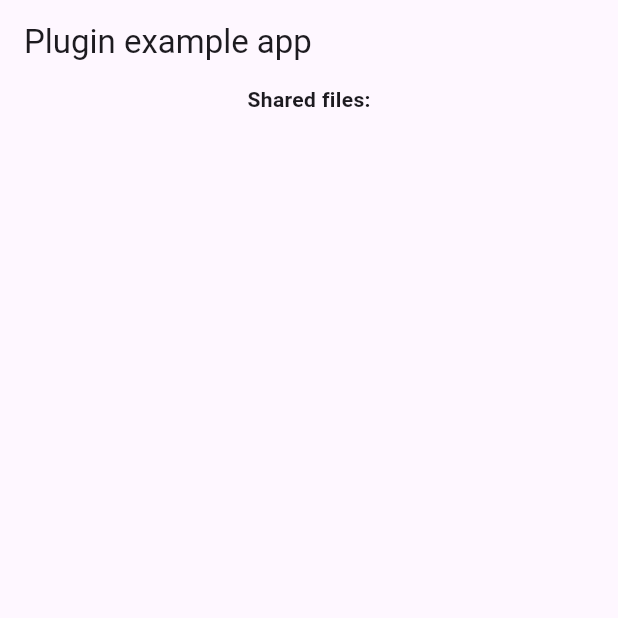
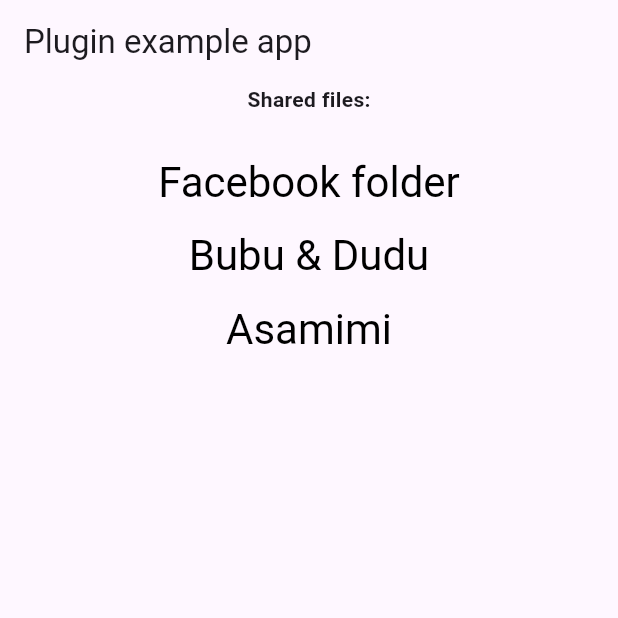
Before and after one commit to antanta/first_flutter_app, a Flutter app: the screen it shows after launch, on a phone screen of 412 x 824 dp, the top half of it. Run offline on Flutter 3.47's test engine with Material 3 defaults, Android fonts, the phone set to English and light mode, and no system bars; our stand-ins replace permission_handler; missing offline and left inert: receive_sharing_intent.

Commit message:
Content reciever

```diff
--- a/lib/content_reciever.dart
+++ b/lib/content_reciever.dart
@@ -1,6 +1,13 @@
+import 'dart:io';
+import 'dart:async';
+import 'dart:typed_data';
+
+import 'package:path/path.dart';
 import 'package:flutter/material.dart';
 import 'package:receive_sharing_intent/receive_sharing_intent.dart';
-import 'dart:async';
+
+import 'package:path_provider/path_provider.dart';
+import 'package:permission_handler/permission_handler.dart';
 
 class ContentReciever extends StatefulWidget {
   const ContentReciever({key}) : super(key: key);
@@ -15,20 +22,26 @@ class _ContentRecieverState extends State<ContentReciever> {
   late StreamSubscription _intentSub;
   final _sharedFiles = <SharedMediaFile>[];
 
+  // TODO add to enum or config
+  final String folder1 = "/storage/emulated/0/Pictures";
+  final String folder2 = "/storage/emulated/0/Pictures/BubuDudu";
+  final String folder3 = "/storage/emulated/0/Pictures/Asamimichan";
+
   @override
   void initState() {
     super.initState();
-
+    var f = folder1;
     // Listen to media sharing coming from outside the app while the app is in the memory.
-    _intentSub = ReceiveSharingIntent.instance.getMediaStream().listen((value) {
+    _intentSub = ReceiveSharingIntent.instance.getMediaStream().listen((value) async {
       setState(() {
         _sharedFiles.clear();
         _sharedFiles.addAll(value);
 
-        print(_sharedFiles.map((f) => f.toMap()));
+        // Tell the library that we are done processing the intent.
+        ReceiveSharingIntent.instance.reset();
       });
     }, onError: (err) {
-      print("getIntentDataStream error: $err");
+      print(err);
     });
 
     // Get the media sharing coming from outside the app while the app is closed.
@@ -36,7 +49,6 @@ class _ContentRecieverState extends State<ContentReciever> {
       setState(() {
         _sharedFiles.clear();
         _sharedFiles.addAll(value);
-        print(_sharedFiles.map((f) => f.toMap()));
 
         // Tell the library that we are done processing the intent.
         ReceiveSharingIntent.instance.reset();
@@ -44,9 +56,92 @@ class _ContentRecieverState extends State<ContentReciever> {
     });
   }
 
+  Future printPermissionStatus() async {
+    // You can request multiple permissions at once.
+    final Map<Permission, PermissionStatus> statuses = await [
+      Permission.manageExternalStorage,
+      Permission.photos
+    ].request();
+  }
+
+  Future<String> get _localPath async {
+
+    // getDownloadsDirectory()
+    // /storage/emulated/0/Android/data/com.example.first_app/files/downloads
+
+    //Get external storage directory
+    //var directory = await getExternalStorageDirectory(); //also plural
+    // /storage/emulated/0/Android/data/com.example.first_app/files
+
+    //Check if external storage not available. If not available use
+    //internal applications directory
+    // var directory = await getApplicationDocumentsDirectory();
+    // /data/user/0/com.example.first_app/app_flutter
+
+    //return directory.path;
+
+    Directory generalDownloadDir = Directory('/storage/emulated/0/Pictures/Facebook');
+    return generalDownloadDir.path;
+  }
+
+  Future<File> get _localFile async {
+    final path = await _localPath;
+    return File('$path/sample.jpg');
+  }
+
+  Future<File> writeString(String data) async {
+    final file = await _localFile;
+    return file.writeAsString('$data\n', mode: FileMode.append);
+  }
+
+  Future<File> writeBytes(Uint8List data) async {
+    final file = await _localFile;
+    return file.writeAsBytes(data, mode: FileMode.write, flush: true);
+  }
+
+  Future<void> onButtonPressed(folder) async {
+    // loop all files which are shared
+    // list of files
+    // List mappedList = await Future.wait(_sharedFiles.map((f) async => {
+    // }));
+    print("111111111111");
+    var f = _sharedFiles[0];
+
+    File sourceFile = File(f.path);
+    final contents = await sourceFile.readAsBytes();
+    final String targetFileName = basename(sourceFile.path);
+
+    Directory generalDownloadDir = Directory(folder);
+    final path = generalDownloadDir.path;
+    final File targetFile = File('$path/$targetFileName');
+
+    await targetFile.writeAsBytes(contents, mode: FileMode.write, flush: true);
+
+    print("22222222222222222");
+
+    // _sharedFiles.map((f) => () async {
+    //     await this.printPermissionStatus();
+
+    //     File sourceFile = File(f.path);
+    //     final contents = await sourceFile.readAsBytes();
+    //     final String targetFileName = basename(sourceFile.path);
+
+    //     Directory generalDownloadDir = Directory(folder);
+    //     final path = generalDownloadDir.path;
+    //     final File targetFile = File('$path/$targetFileName');
+
+    //     return await targetFile.writeAsBytes(contents, mode: FileMode.write, flush: true);
+    // });
+
+    setState(() {
+      _sharedFiles.clear();
+    });
+  }
+
   @override
   Widget build(BuildContext context) {
     const textStyleBold = TextStyle(fontWeight: FontWeight.bold);
+
     return MaterialApp(
       home: Scaffold(
         appBar: AppBar(
@@ -54,15 +149,43 @@ class _ContentRecieverState extends State<ContentReciever> {
         ),
         body: Center(
           child: Column(
-            children: <Widget>[
+            //mainAxisSize: MainAxisSize.min,
+            children: [
               Text("Shared files:", style: textStyleBold),
               Text(_sharedFiles
                       .map((f) => f.toMap())
                       .join(",\n****************\n")),
+              //const SizedBox(height: 20),
+              TextButton(
+                onPressed: () async => onButtonPressed(folder1),
+                style: TextButton.styleFrom(
+                  foregroundColor: Colors.black,
+                  textStyle: const TextStyle(fontSize: 28)
+                ),
+                child: const Text('Facebook folder')
+              ),
+              //const SizedBox(height: 20),
+              TextButton(
+                onPressed: () async => onButtonPressed(folder2),
+                style: TextButton.styleFrom(
+                  foregroundColor: Colors.black,
+                  textStyle: const TextStyle(fontSize: 28)
+                ),
+                child: const Text('Bubu & Dudu')
+              ),
+              //const SizedBox(height: 20),
+              TextButton(
+                onPressed: () async => onButtonPressed(folder3),
+                style: TextButton.styleFrom(
+                  foregroundColor: Colors.black,
+                  textStyle: const TextStyle(fontSize: 28)
+                ),
+                child: const Text('Asamimi')
+              ),
             ],
-          ),
-        ),
-      ),
+          )
+        )
+      )
     );
   }
 
--- a/pubspec.yaml
+++ b/pubspec.yaml
@@ -37,6 +37,8 @@ dependencies:
   cupertino_icons: ^1.0.6
   share_plus: ^11.0.0
   receive_sharing_intent: ^1.8.1
+  path_provider: ^2.1.5
+  permission_handler: ^12.0.1
 
 dev_dependencies:
   flutter_test:
```
Also changed, not shown: lib/main.dart (+10 -10 lines), pubspec.lock, 1 other file.
